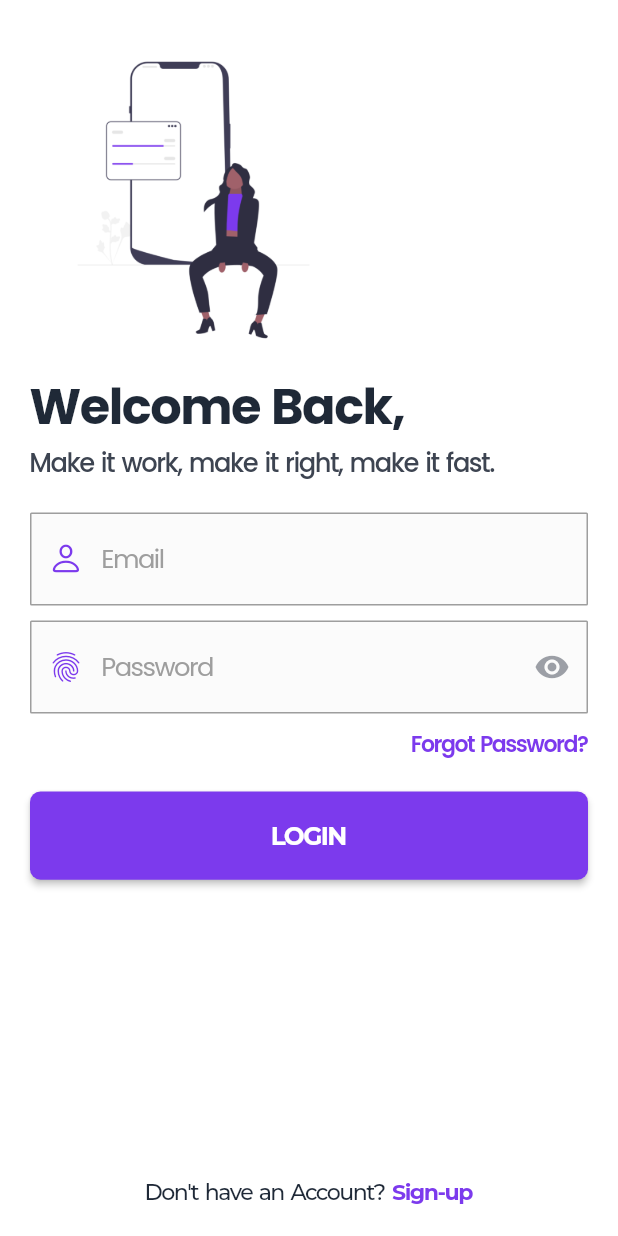
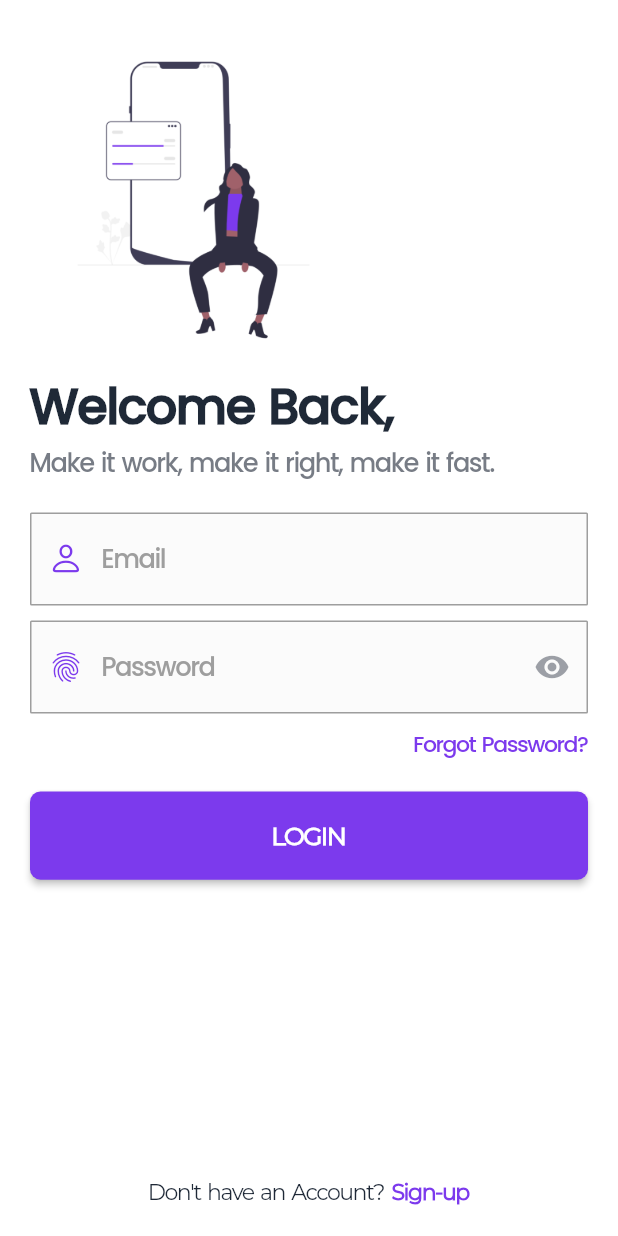
Before and after one commit to vorachaitya/BillEase, a Flutter app: the screen it shows after launch, after a tap on "LOGIN", on a phone screen of 412 x 824 dp. Run offline on Flutter 3.47's test engine with Material 2 defaults, Android fonts, the phone set to English and light mode, and no system bars; our stand-ins replace cloud_firestore, file_picker, firebase_auth, firebase_core, fl_chart, flutter_staggered_animations and 9 more; missing offline and left inert: excel, flutter_barcode_scanner, flutter_ipfs, pdf_viewer_plugin; accounts and stored records are empty; network calls fail.

Commit message:
Persistend Fonts | added

```diff
--- a/app/bill_ease/lib/login/layout/login_page.dart
+++ b/app/bill_ease/lib/login/layout/login_page.dart
@@ -101,7 +101,7 @@ class _LoginPageState extends State<LoginPage> {
                       style: KJTheme.titleText(
                           size: KJTheme.getMobileWidth(context) / 24,
                           weight: FontWeight.w500,
-                          color: KJTheme.nearlyGrey),
+                          color: KJTheme.nearlyGrey.withOpacity(0.7)),
                     ),
                   ),
                 ],
--- a/app/bill_ease/lib/utils/kj_theme.dart
+++ b/app/bill_ease/lib/utils/kj_theme.dart
@@ -22,7 +22,8 @@ class KJTheme {
     double letterSpacing = -1,
     bool isShadow = false,
   }) {
-    return GoogleFonts.montserrat(
+    return TextStyle(
+        fontFamily: "Montserrat",
         fontSize: size,
         fontWeight: weight,
         wordSpacing: 1.4,
@@ -48,7 +49,8 @@ class KJTheme {
     double letterSpacing = -1,
     bool isShadow = false,
   }) {
-    return GoogleFonts.poppins(
+    return TextStyle(
+        fontFamily: "Poppins",
         fontSize: size,
         fontWeight: weight,
         wordSpacing: 1.4,
```
Also changed, not shown: app/bill_ease/pubspec.yaml (+7 -11 lines), app/bill_ease/assets/fonts/Montserrat-Regular.ttf (added), app/bill_ease/assets/fonts/Poppins-Regular.ttf (added).
